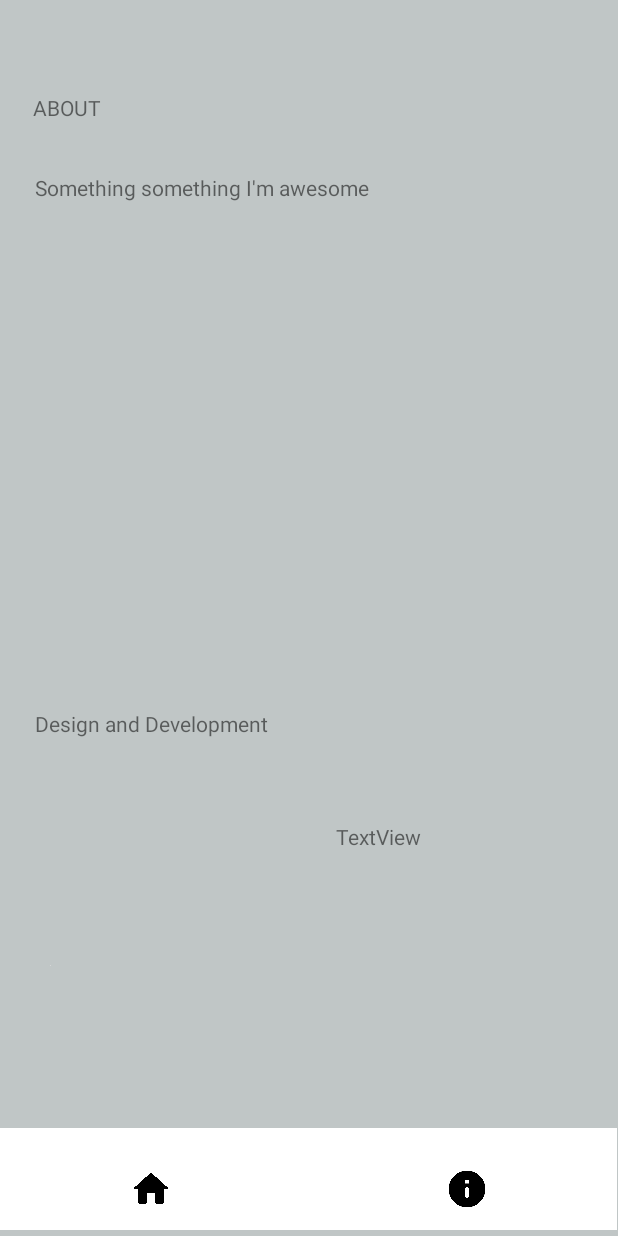
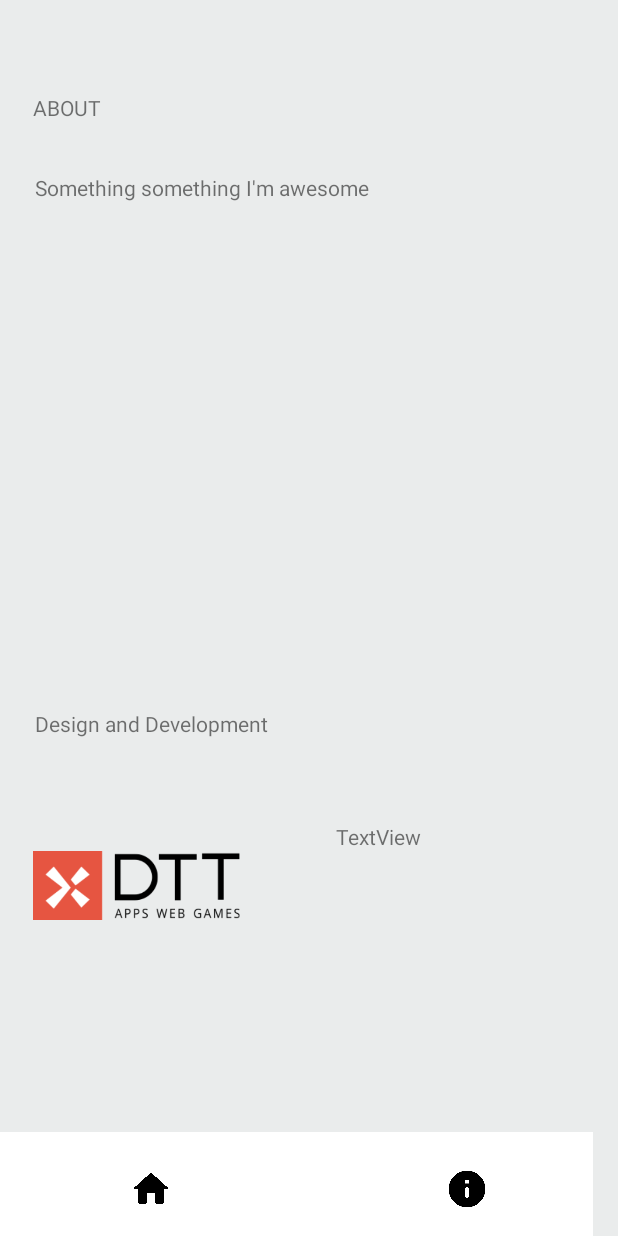
Before and after one commit to seananto/DTT-Real-Estate, an Android app: the layout activity_about_page.xml on its own in the app's theme, with its tools: preview values and no code run, on a phone screen of 412 x 824 dp. Run offline under Robolectric (Android 15) with nearby library versions, the phone set to English and light mode, and no system bars; network calls fail.

Commit message:
added some improvements to the layout design

```diff
--- a/src/main/res/layout/activity_about_page.xml
+++ b/src/main/res/layout/activity_about_page.xml
@@ -43,16 +43,16 @@
         app:layout_constraintVertical_bias="0.594" />
 
     <ImageView
-        android:id="@+id/imageView"
-        android:layout_width="wrap_content"
-        android:layout_height="wrap_content"
+        android:id="@+id/iv_dtt_banner"
+        android:layout_width="138dp"
+        android:layout_height="74dp"
         app:layout_constraintBottom_toBottomOf="parent"
         app:layout_constraintEnd_toEndOf="parent"
-        app:layout_constraintHorizontal_bias="0.081"
+        app:layout_constraintHorizontal_bias="0.08"
         app:layout_constraintStart_toStartOf="parent"
         app:layout_constraintTop_toTopOf="parent"
-        app:layout_constraintVertical_bias="0.781"
-        tools:srcCompat="@tools:sample/avatars" />
+        app:layout_constraintVertical_bias="0.738"
+        app:srcCompat="@drawable/dtt_banner" />
 
     <TextView
         android:id="@+id/textView4"
@@ -68,15 +68,15 @@
 
     <ImageView
         android:id="@+id/iv_toolbar"
-        android:layout_width="411dp"
-        android:layout_height="68dp"
+        android:layout_width="395dp"
+        android:layout_height="69dp"
         android:src="@android:drawable/screen_background_light"
         app:layout_constraintBottom_toBottomOf="parent"
         app:layout_constraintEnd_toEndOf="parent"
         app:layout_constraintHorizontal_bias="0.0"
         app:layout_constraintStart_toStartOf="parent"
         app:layout_constraintTop_toTopOf="parent"
-        app:layout_constraintVertical_bias="0.995" />
+        app:layout_constraintVertical_bias="1.0" />
 
     <ImageView
         android:id="@+id/iv_info_button"
--- a/src/main/res/values/colors.xml
+++ b/src/main/res/values/colors.xml
@@ -12,5 +12,6 @@
     <color name="light_blue_A200">#FF40C4FF</color>
     <color name="light_blue_A400">#FF00B0FF</color>
     <color name="black_overlay">#66000000</color>
-    <color name="primary" type="color">#FFC0C6C6</color>
+    <color name="primary" type="color">#EAECEC</color>
+    <color name="searchbar_background">#DEDFDF</color>
 </resources>
--- a/src/main/res/values/themes.xml
+++ b/src/main/res/values/themes.xml
@@ -1,6 +1,6 @@
 <resources xmlns:tools="http://schemas.android.com/tools">
     <!-- Base application theme. -->
-    <style name="Theme.DTTRealEstate" parent="Theme.MaterialComponents.DayNight.DarkActionBar">
+    <style name="Theme.DTTRealEstate" parent="Theme.MaterialComponents.DayNight.NoActionBar">
         <!-- Primary brand color. -->
         <item name="colorPrimary">@color/purple_500</item>
         <item name="colorPrimaryVariant">@color/purple_700</item>
```
Also changed, not shown: src/main/res/drawable/rounded_corner.xml (added, +16 -0 lines), src/main/res/layout/activity_overview.xml (+51 -0 lines), src/main/res/drawable/dtt_banner.png (added), src/main/res/drawable/ic_search.jpg (added).
